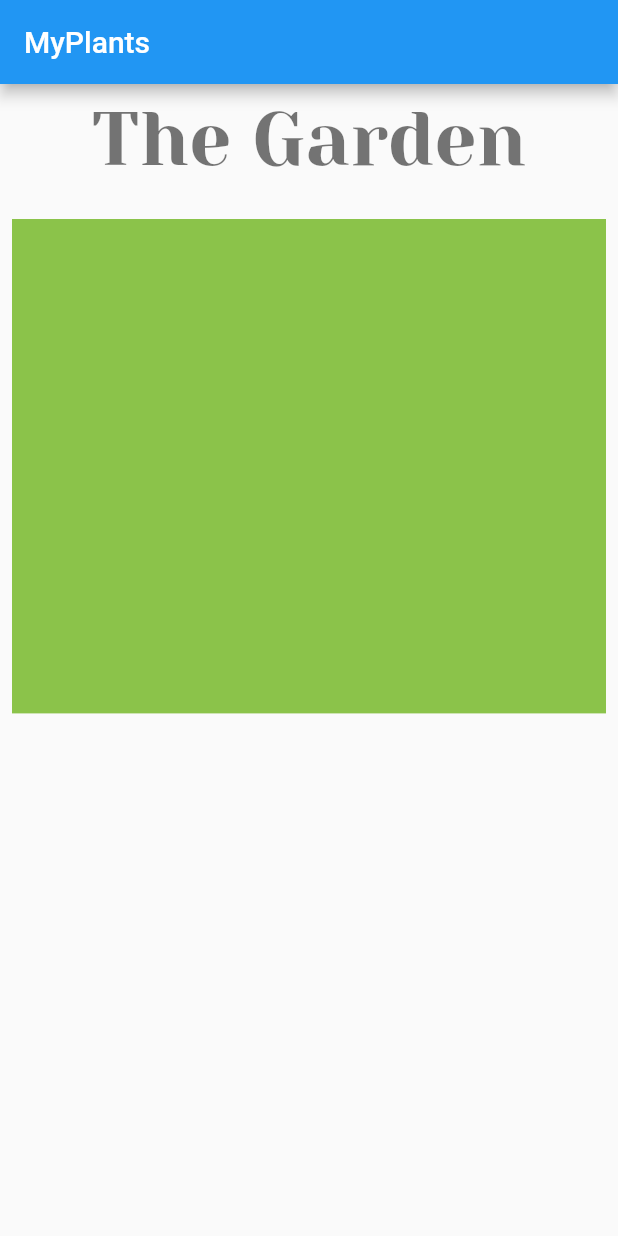
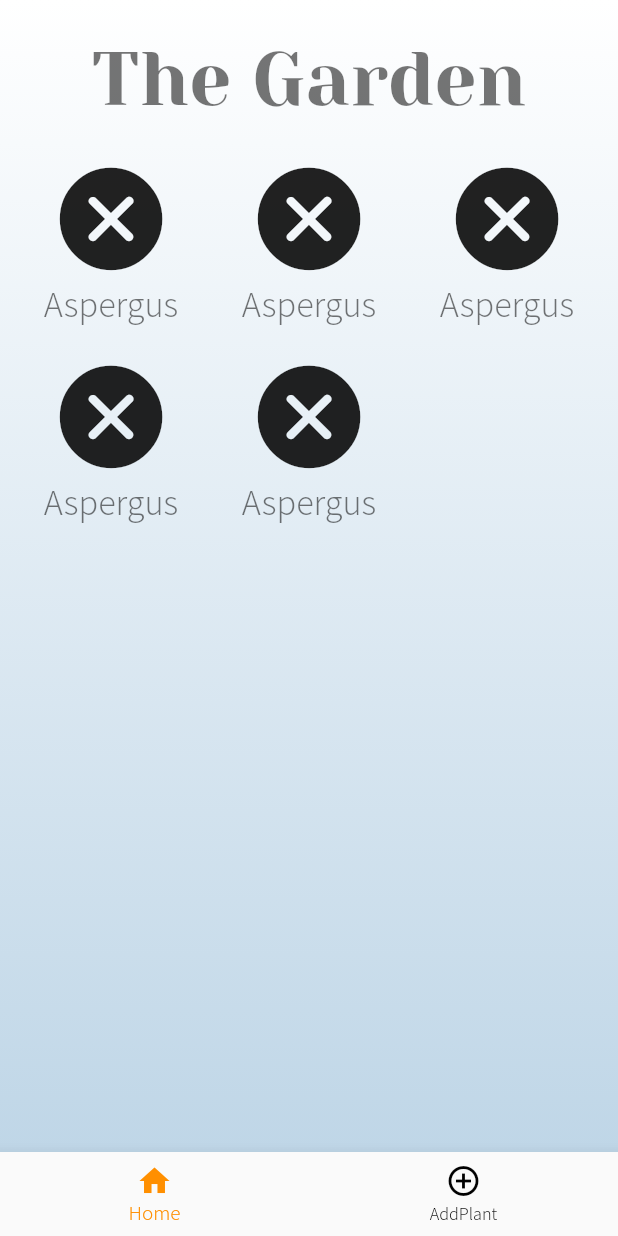
Before and after one commit to DerBrezel/plant_app, a Flutter app: the screen it shows after launch, on a phone screen of 412 x 824 dp. Run offline on Flutter 3.47's test engine with Material 2 defaults, Android fonts, the phone set to English and light mode, and no system bars; our stand-ins replace bloc, flutter_bloc.

Commit message:
added navbar

```diff
--- a/lib/src/app.dart
+++ b/lib/src/app.dart
@@ -4,8 +4,8 @@ import 'package:flutter/material.dart';
 import 'package:flutter_bloc/flutter_bloc.dart';
 import 'package:plant_app/src/blocs/add_my_plant/my_plants_bloc.dart';
 import 'package:plant_app/src/repository/plant_repository.dart';
-import 'package:plant_app/src/ui/MyPlantOverview.dart';
-//import 'package:plant_app/src/ui/testScreen.dart';
+import 'package:plant_app/src/ui/NavBarNavigation.dart';
+
 
 class MyApp extends StatelessWidget {
   // This widget is the root of your application.
@@ -29,15 +29,17 @@ class MyApp extends StatelessWidget {
         // closer together (more dense) than on mobile platforms.
         visualDensity: VisualDensity.adaptivePlatformDensity,
         textTheme: TextTheme(
-          headline1: TextStyle(fontSize: 50, fontFamily: 'Yeseva_One'),
-          headline2: TextStyle(fontSize: 26, fontFamily: 'Yeseva_One'),
-          bodyText1: TextStyle(fontSize: 16, fontFamily: 'Assistant'),
-          bodyText2: TextStyle(fontSize: 16, fontFamily: 'Assistant'),
+          headline1: TextStyle(fontSize: 50, fontFamily: 'Yeseva_One', color: Colors.black54),
+          headline2: TextStyle(fontSize: 26, fontFamily: 'Yeseva_One', color: Colors.black54),
+          headline3: TextStyle(fontSize: 18, fontFamily: 'Yeseva_One', color: Colors.black54),
+
+          bodyText1: TextStyle(fontSize: 16, fontFamily: 'Assistant', color: Colors.black54),
+          bodyText2: TextStyle(fontSize: 24, fontFamily: 'Assistant', color: Colors.black54),
         )
       ),
       home: BlocProvider(
         create: (context) => MyPlantsBloc(FakePlantRepository()),
-        child: MyPlantOverview(),
+        child: NavBarNavigation(),
       ),
     );
   }
--- a/lib/src/ui/MyPlantOverview.dart
+++ b/lib/src/ui/MyPlantOverview.dart
@@ -1,30 +1,71 @@
-
 import 'package:flutter/cupertino.dart';
 import 'package:flutter/material.dart';
 import 'package:plant_app/src/ui/CustomWidgets.dart';
 
-class MyPlantOverview extends StatelessWidget{
+class MyPlantOverview extends StatefulWidget {
+  @override
+  State<StatefulWidget> createState() {
+    return _MyPlantOverviewState();
+  }
+}
+
+class _MyPlantOverviewState extends State<MyPlantOverview> {
+
   @override
   Widget build(BuildContext context) {
     SizeConfig().init(context);
     return Scaffold(
-      appBar: AppBar(title: Text("MyPlants"),),
+      /*appBar: AppBar(
+        title: Text("MyPlants"),
+      ),*/
       body: Center(
+        child: Container(
+          decoration: BoxDecoration(
+            gradient: LinearGradient(
+              begin: Alignment.topCenter,
+              end: Alignment.bottomCenter,
+              colors: [const Color(0xFFFFFFFF), const Color(0xFFBFD6E7)],
+              tileMode: TileMode.repeated,
+            )
+          ),
           child: Column(
             children: <Widget>[
               Container(
+                padding: const EdgeInsets.only(top: 16),
                 margin: const EdgeInsets.all(8),
-              child: Text("The Garden", style: Theme.of(context).textTheme.headline1,),),
+                child: Text(
+                  "The Garden",
+                  style: Theme.of(context).textTheme.headline1,
+                ),
+              ),
               Container(
                 margin: const EdgeInsets.only(top: 16, right: 8, left: 8),
-              height: SizeConfig.screenHeight * 0.4,
-              color: Colors.lightGreen,
+                height: SizeConfig.screenHeight * 0.6,
+                child: GridView.builder(
+                    itemCount: 5,
+                    gridDelegate: new SliverGridDelegateWithFixedCrossAxisCount(
+                        crossAxisCount: 3),
+                    itemBuilder: (BuildContext context, int index) {
+                      return Container(
+                        child: Column(
+                          children: <Widget>[
+                            Icon(
+                              CupertinoIcons.clear_circled_solid,
+                              size: 80,
                             ),
-
+                            Text(
+                              "Aspergus",
+                              style: Theme.of(context).textTheme.bodyText2,
+                            )
                           ],
+                        ),
+                      );
+                    }),
+              ),
+            ],
+          ),
         ),
       ),
     );
   }
-
 }
--- /dev/null
+++ b/lib/src/ui/NavBarNavigation.dart
@@ -0,0 +1,46 @@
+
+import 'package:flutter/cupertino.dart';
+import 'package:flutter/material.dart';
+import 'package:plant_app/src/ui/tabNavigation.dart';
+
+class NavBarNavigation extends StatefulWidget{
+  @override
+  State<StatefulWidget> createState() {
+    return _NavBarNavigationState();
+  }
+}
+
+class _NavBarNavigationState extends State<NavBarNavigation>{
+  int _selectedIndex = 0;
+
+  void _onItemTapped(int index) {
+    setState(() {
+      _selectedIndex = index;
+    });
+  }
+
+  @override
+  Widget build(BuildContext context) {
+    return Scaffold(
+      bottomNavigationBar: BottomNavigationBar(
+          items: <BottomNavigationBarItem>[
+            for (final tabItem in TabNavigationItem.items)
+              BottomNavigationBarItem(
+                icon: tabItem.icon,
+                title: tabItem.title,
+              )
+          ],
+        currentIndex: _selectedIndex,
+        selectedItemColor: Colors.amber[800],
+        unselectedItemColor: Colors.black,
+        onTap: _onItemTapped,
+      ),
+        body: IndexedStack(
+          index: _selectedIndex,
+          children: <Widget>[
+            for (final tabItem in TabNavigationItem.items) tabItem.page,
+          ],
+        ));
+  }
+
+}
--- /dev/null
+++ b/lib/src/ui/tabNavigation.dart
@@ -0,0 +1,31 @@
+import 'package:flutter/cupertino.dart';
+import 'package:flutter/material.dart';
+import 'package:plant_app/src/ui/MyPlantOverview.dart';
+import 'package:plant_app/src/ui/testScreen.dart';
+
+class TabNavigationItem {
+  final Widget page;
+  final Widget title;
+  final Icon icon;
+
+  TabNavigationItem({
+    @required this.page,
+    @required this.title,
+    @required this.icon,
+  });
+
+
+  static List<TabNavigationItem> get items => [
+    TabNavigationItem(
+      page: MyPlantOverview(),
+      icon: Icon(Icons.home),
+      title: Text('Home')
+    ),
+    TabNavigationItem(
+      page: TestScreen(),
+      icon: Icon(Icons.add_circle_outline),
+      title: Text('AddPlant')
+
+    )
+  ];
+}
```
Also changed, not shown: assets/plants/plant3.png (added). Lines whose indentation alone changed are shown as unchanged.
